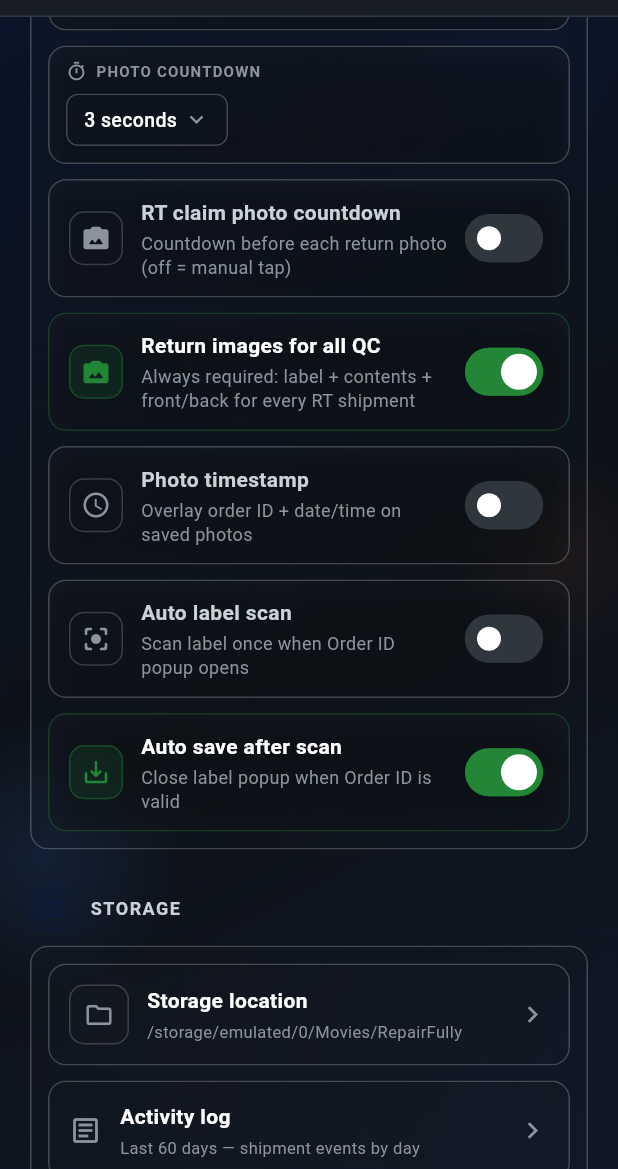
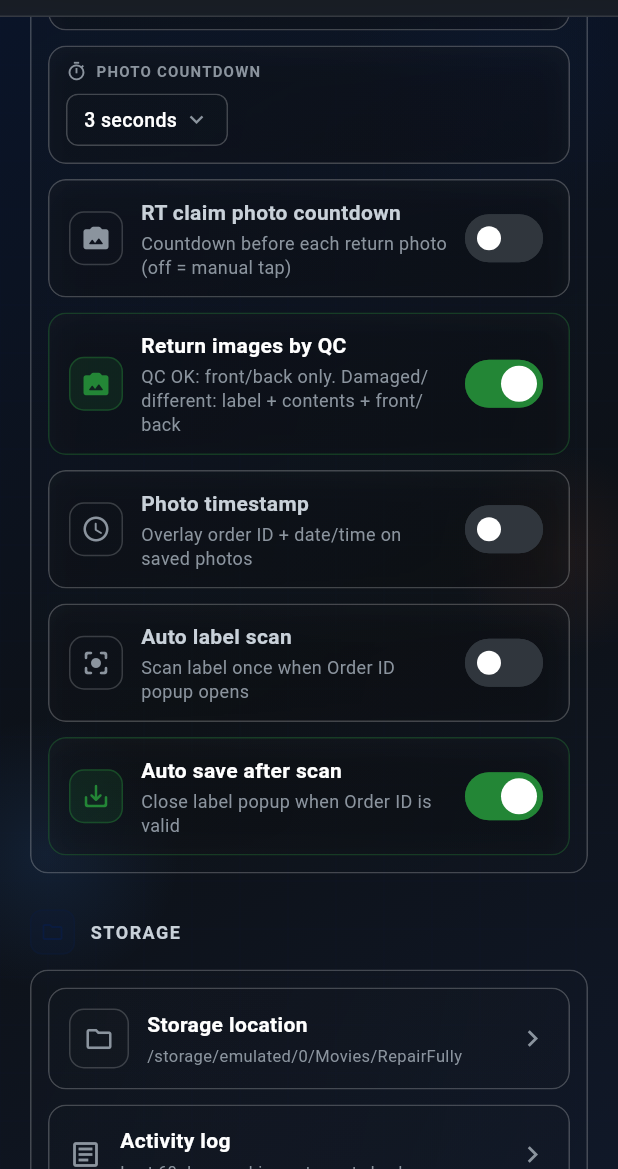
Before and after one commit to Aksaini47/Amazon-Systems-design-App, a Flutter app: the SettingsScreen screen opened directly, scrolled down 576 dp, on a phone screen of 412 x 824 dp, the part 67-1236 px from its top. Run offline on Flutter 3.47's test engine with Material 3 defaults, Android fonts, the phone set to English and light mode, and no system bars; our stand-ins replace camera, device_info_plus, file_picker, firebase_core, firebase_crashlytics, image_picker and 8 more; missing offline and left inert: bonsoir, google_mlkit_text_recognition, mobile_scanner, shorebird_code_push, video_compress; accounts and stored records are empty; network calls fail; project files that could hold a hidden picture were left out.

Commit message:
QC OK skips label and contents photos for RT returns.
When RT verdict is OK, only front/back are required in capture flow,
completion checks, and draft save validation.

Co-authored-by: Cursor <cursoragent@cursor.com>

```diff
--- a/app/lib/models/capture_session.dart
+++ b/app/lib/models/capture_session.dart
@@ -168,8 +168,12 @@ class CaptureSession {
     if (mode == CaptureMode.pk) {
       return frontPhotoPath != null && backPhotoPath != null;
     }
-    // RT: all verdicts require label + contents + front + back (serial optional).
     if (verdict == null) return true;
+    // RT QC OK: front + back only (serial optional).
+    if (verdict == QCVerdict.ok) {
+      return frontPhotoPath != null && backPhotoPath != null;
+    }
+    // RT damaged / different / etc.: label + contents + front + back (serial optional).
     return labelPhotoPath != null
         && contentsPhotoPath != null
         && frontPhotoPath != null
--- a/app/lib/screens/settings_screen.dart
+++ b/app/lib/screens/settings_screen.dart
@@ -249,8 +249,8 @@ class _SettingsScreenState extends State<SettingsScreen> {
               const SizedBox(height: 10),
               _buildSettingToggle(
                 icon: Icons.photo_camera_back_rounded,
-                label: 'Return images for all QC',
-                subtitle: 'Always required: label + contents + front/back for every RT shipment',
+                label: 'Return images by QC',
+                subtitle: 'QC OK: front/back only. Damaged/different: label + contents + front/back',
                 value: true,
                 onChanged: null,
               ),
--- a/app/lib/services/draft_save_service.dart
+++ b/app/lib/services/draft_save_service.dart
@@ -43,6 +43,14 @@ class DraftSaveService {
       ];
     }
     if (verdict == null) return const [];
+    // RT QC OK: front + back only (serial optional).
+    if (verdict == QCVerdict.ok) {
+      return [
+        if (!photos.containsKey(PhotoSide.front)) PhotoSide.front,
+        if (!photos.containsKey(PhotoSide.back)) PhotoSide.back,
+      ];
+    }
+    // RT damaged / different / etc.: label + contents + front + back.
     return [
       if (!photos.containsKey(PhotoSide.label)) PhotoSide.label,
       if (!photos.containsKey(PhotoSide.contents)) PhotoSide.contents,
--- a/app/lib/services/update_service.dart
+++ b/app/lib/services/update_service.dart
@@ -37,9 +37,7 @@ class UpdateService {
   /// changelog already display?"; everything before the colon is the
   /// associated release version.
   static const String latestChangelog =
-      '2.0.0+8:4 - Pinch zoom in gallery photos and video\n'
-      '• Pinch to zoom photos in fullscreen viewer\n'
-      '• Pinch to zoom inline video in order and draft detail';
+      '2.0.0+8:5 - QC OK skips label and contents photos';
 
   static const _kLastSeenPatchKey = 'shorebird_last_seen_patch_v1';
   static const _kLastSeenBuildKey = 'shorebird_last_seen_build_v1';
```
Also changed, not shown: app/lib/screens/live_capture_screen.dart (+8 -5 lines).
